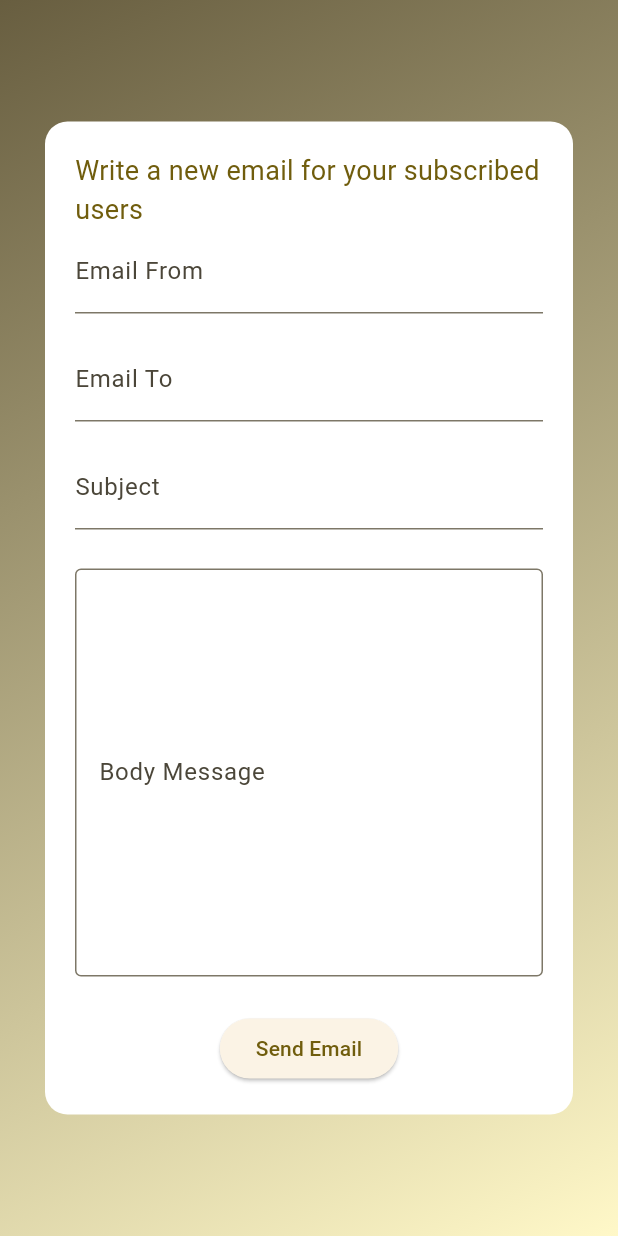
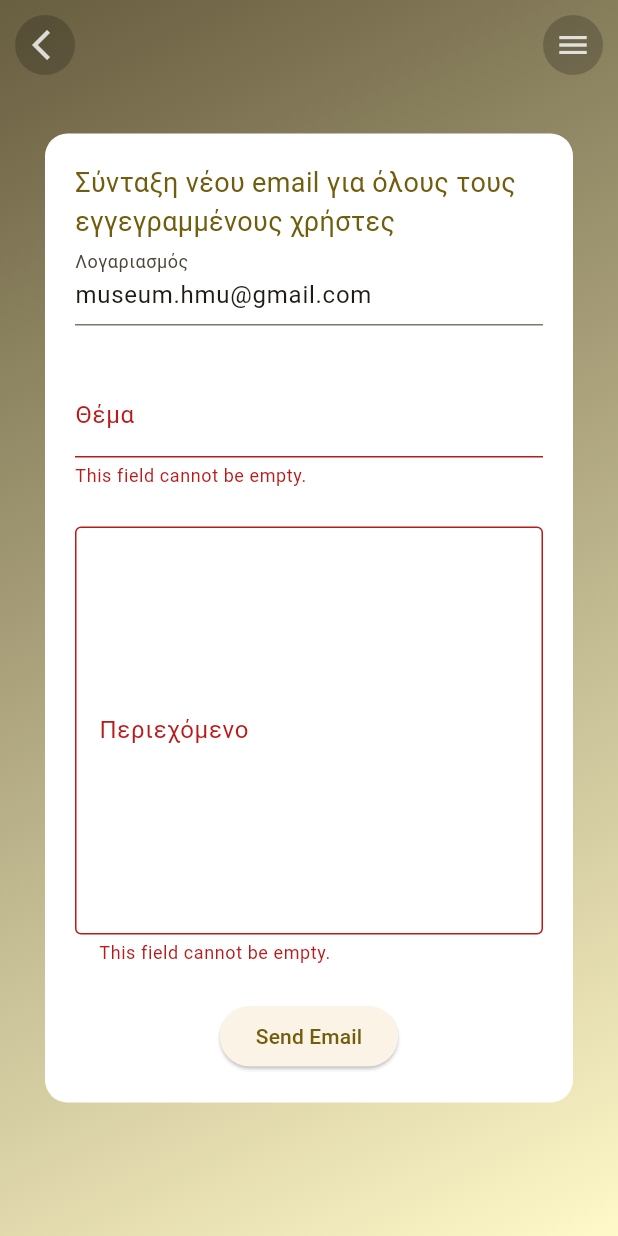
Before and after one commit to HarisMilonas/museum_app, a Flutter app: the EmailPage widget shown alone on an empty page, opened directly with empty values, after a tap on "Send Email", on a phone screen of 412 x 824 dp. Run offline on Flutter 3.47's test engine with Material 3 defaults, Android fonts, the phone set to English and light mode, and no system bars; our stand-ins replace carousel_slider; network calls fail.

Commit message:
Implementin email newsletter

```diff
--- a/lib/main.dart
+++ b/lib/main.dart
@@ -1,6 +1,5 @@
 import 'package:flutter/material.dart';
-import 'package:museum_app/models/user.dart';
-import 'package:museum_app/view/screens/home.dart';
+import 'package:museum_app/view/screens/login.dart';
 
 
 
@@ -21,10 +20,9 @@ class MyApp extends StatelessWidget {
           colorScheme: ColorScheme.fromSeed(seedColor: Colors.amberAccent),
 
         ),
-        home:  HomePage(user:
-        User(email: "fgdg", password: "23432", username: "dfgdf", name: "4354fvdf")
-        )
-        // const LoginPage(),
+        home:
+
+        const LoginPage(),
         );
   }
 }
--- a/lib/view/screens/email_page.dart
+++ b/lib/view/screens/email_page.dart
@@ -1,17 +1,11 @@
-
-
 import 'package:flutter/material.dart';
+import 'package:museum_app/api/newsletter.dart';
+import 'package:museum_app/componets/snackbars.dart';
+import 'package:museum_app/componets/validators.dart';
+import 'package:museum_app/componets/waiting_dialog.dart';
 
 import 'package:museum_app/models/user.dart';
 import 'package:museum_app/view/layouts/base_layout.dart';
-
-final List<String> imgList = [
-  'https://images.unsplash.com/photo-1520342868574-5fa3804e551c?ixlib=rb-0.3.5&ixid=eyJhcHBfaWQiOjEyMDd9&s=6ff92caffcdd63681a35134a6770ed3b&auto=format&fit=crop&w=1951&q=80',
-  'https://images.unsplash.com/photo-1522205408450-add114ad53fe?ixlib=rb-0.3.5&ixid=eyJhcHBfaWQiOjEyMDd9&s=368f45b0888aeb0b7b08e3a1084d3ede&auto=format&fit=crop&w=1950&q=80',
-  'https://images.unsplash.com/photo-1519125323398-675f0ddb6308?ixlib=rb-0.3.5&ixid=eyJhcHBfaWQiOjEyMDd9&s=94a1e718d89ca60a6337a6008341ca50&auto=format&fit=crop&w=1950&q=80',
-  'https://images.unsplash.com/photo-1523205771623-e0faa4d2813d?ixlib=rb-0.3.5&ixid=eyJhcHBfaWQiOjEyMDd9&s=89719a0d55dd05e2deae4120227e6efc&auto=format&fit=crop&w=1953&q=80',
-  'https://images.unsplash.com/photo-1508704019882-f9cf40e475b4?ixlib=rb-0.3.5&ixid=eyJhcHBfaWQiOjEyMDd9&s=8c6e5e3aba713b17aa1fe71ab4f0ae5b&auto=format&fit=crop&w=1352&q=80',
-];
 
 class EmailPage extends StatefulWidget {
   const EmailPage({required this.user, Key? key}) : super(key: key);
@@ -24,10 +18,14 @@ class EmailPage extends StatefulWidget {
 
 class _EmailPageState extends State<EmailPage> {
   final _formKey = GlobalKey<FormState>();
+  TextEditingController subjectController = TextEditingController();
+  TextEditingController messageController = TextEditingController();
+  String emailTo = '';
 
   @override
   Widget build(BuildContext context) {
     return BaseLayout(
+      withFloatingButtons: true,
       user: widget.user,
       bodyWidget: Center(
         child: Container(
@@ -44,37 +42,78 @@ class _EmailPageState extends State<EmailPage> {
               children: [
                 Center(
                   child: Text(
-                    "Write a new email for your subscribed users",
+                    "Σύνταξη νέου email για όλους τους εγγεγραμμένους χρήστες",
                     style: TextStyle(
                         color: Theme.of(context).colorScheme.primary,
                         fontSize: 18),
                   ),
                 ),
                 TextFormField(
-                  initialValue: widget.user?.email,
+                  initialValue: 'museum.hmu@gmail.com',
                   readOnly: true,
-                  decoration: const InputDecoration(labelText: 'Email From'),
+                  decoration: const InputDecoration(labelText: 'Λογαριασμός'),
                 ),
                 const SizedBox(height: 16),
-                TextFormField(
-                  decoration: const InputDecoration(labelText: 'Email To'),
-                ),
+                // TextFormField(
+                //   decoration: const InputDecoration(labelText: 'Email To'),
+                //   controller: toEmailController,
+                //   validator: CustomValidators.emailValidator,
+                // ),
                 const SizedBox(height: 16),
                 TextFormField(
-                  decoration: const InputDecoration(labelText: 'Subject'),
+                  decoration: const InputDecoration(labelText: 'Θέμα'),
+                  controller: subjectController,
+                  validator: CustomValidators.standardValidator,
                 ),
                 const SizedBox(height: 26),
                 TextFormField(
                   maxLines: 10,
+                  controller: messageController,
+                  validator: CustomValidators.standardValidator,
                   decoration: const InputDecoration(
-                    labelText: 'Body Message',
+                    labelText: 'Περιεχόμενο',
                     border: OutlineInputBorder(borderSide: BorderSide()),
                   ),
                 ),
                 const SizedBox(height: 24),
                 ElevatedButton(
-                  onPressed: () {
-                    // Handle form submission
+                  onPressed: () async {
+                    final isValid = _formKey.currentState!.validate();
+                    if (!isValid) {
+                      return;
+                    }
+                    waitingDialog(context);
+
+                    List<String>? emails =
+                        await NewsLetterApi().getNewsLetterEmails();
+
+                    if (emails == null || emails == []) {
+                      if (mounted) {
+                        CustomSnackBar.errorMessage(
+                            context, "Δεν βρέθηκαν εγγεγραμένοι χρήστες!");
+                        Navigator.pop(context);
+                        return;
+                      }
+                    }
+                    for (String email in emails!) {
+                      emailTo = email;
+
+                      print(
+                          "Subject : ${subjectController.text} Message : ${messageController.text}  toEmail : $emailTo");
+
+                      String message = await NewsLetterApi().sendEmail(
+                          subjectController.text,
+                          messageController.text,
+                          emailTo);
+                      if (mounted) {
+                        Navigator.pop(context);
+                        if (message.contains('Error')) {
+                          CustomSnackBar.errorMessage(context, message);
+                        } else {
+                          CustomSnackBar.successMessage(context, message, null);
+                        }
+                      }
+                    }
                   },
                   child: const Text('Send Email'),
                 ),
```
Also changed, not shown: lib/api/auth.dart (+16 -0 lines), lib/api/newsletter.dart (added, +63 -0 lines), lib/componets/bottom_sheet_login.dart (+46 -6 lines), lib/view/screens/login.dart (+35 -3 lines), 2 other files.
